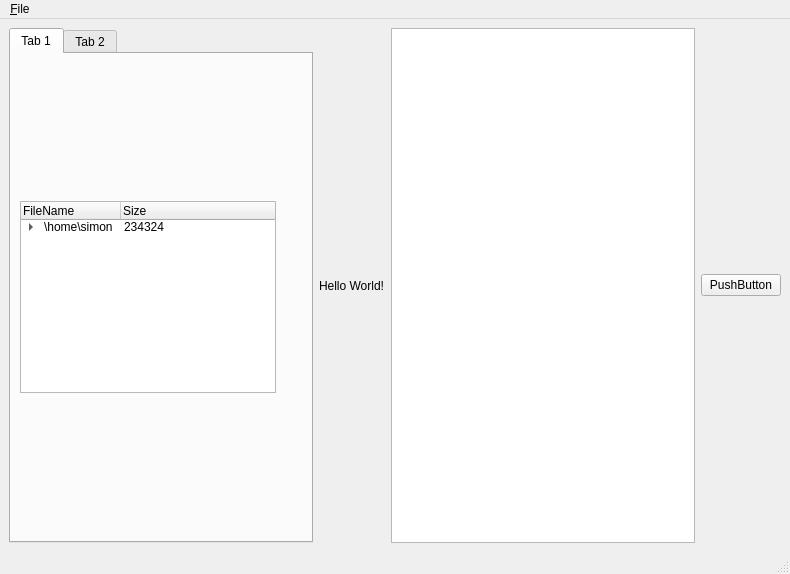
Qt form src/qt-gui/MainWindow.ui (MrHacky/uftt) before a commit.
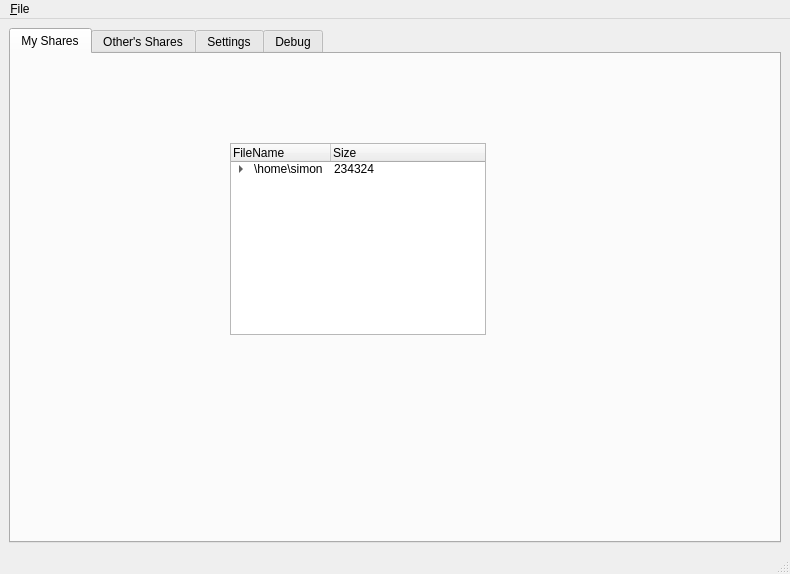
The same form after that commit.

Commit message: play with gui some more

What changed in the file:
```diff
--- a/src/qt-gui/MainWindow.ui
+++ b/src/qt-gui/MainWindow.ui
@@ -27,9 +27,9 @@
       </property>
       <widget class="QWidget" name="tab" >
        <attribute name="title" >
-        <string>Tab 1</string>
+        <string>My Shares</string>
        </attribute>
-       <layout class="QVBoxLayout" >
+       <layout class="QHBoxLayout" >
         <property name="margin" >
          <number>9</number>
         </property>
@@ -37,23 +37,16 @@
          <number>6</number>
         </property>
         <item>
-         <spacer>
-          <property name="orientation" >
-           <enum>Qt::Vertical</enum>
-          </property>
-          <property name="sizeType" >
-           <enum>QSizePolicy::Minimum</enum>
-          </property>
-          <property name="sizeHint" >
-           <size>
-            <width>20</width>
-            <height>40</height>
-           </size>
-          </property>
-         </spacer>
-        </item>
-        <item>
+         <widget class="QWidget" native="1" name="widget" >
          <widget class="QTreeWidget" name="treeWidget" >
+           <property name="geometry" >
+            <rect>
+             <x>210</x>
+             <y>80</y>
+             <width>256</width>
+             <height>192</height>
+            </rect>
+           </property>
           <property name="sizePolicy" >
            <sizepolicy>
             <hsizetype>4</hsizetype>
@@ -129,47 +122,25 @@
            </item>
           </item>
          </widget>
-        </item>
-        <item>
-         <spacer>
-          <property name="orientation" >
-           <enum>Qt::Vertical</enum>
-          </property>
-          <property name="sizeType" >
-           <enum>QSizePolicy::Minimum</enum>
-          </property>
-          <property name="sizeHint" >
-           <size>
-            <width>20</width>
-            <height>40</height>
-           </size>
-          </property>
-         </spacer>
+         </widget>
         </item>
        </layout>
       </widget>
       <widget class="QWidget" name="tab_2" >
        <attribute name="title" >
-        <string>Tab 2</string>
+        <string>Other's Shares</string>
        </attribute>
       </widget>
-     </widget>
-    </item>
-    <item>
-     <widget class="QLabel" name="label" >
-      <property name="text" >
-       <string>Hello World!</string>
-      </property>
-     </widget>
-    </item>
-    <item>
-     <widget class="QTextEdit" name="textEdit" />
-    </item>
-    <item>
-     <widget class="QPushButton" name="pushButton" >
-      <property name="text" >
-       <string>PushButton</string>
-      </property>
+      <widget class="QWidget" name="tabSettings" >
+       <attribute name="title" >
+        <string>Settings</string>
+       </attribute>
+      </widget>
+      <widget class="QWidget" name="tabDebug" >
+       <attribute name="title" >
+        <string>Debug</string>
+       </attribute>
+      </widget>
      </widget>
     </item>
    </layout>
```
Left out of the diff: 9 changed lines with no effect on the pictures. Lines whose indentation alone changed are shown as unchanged.
